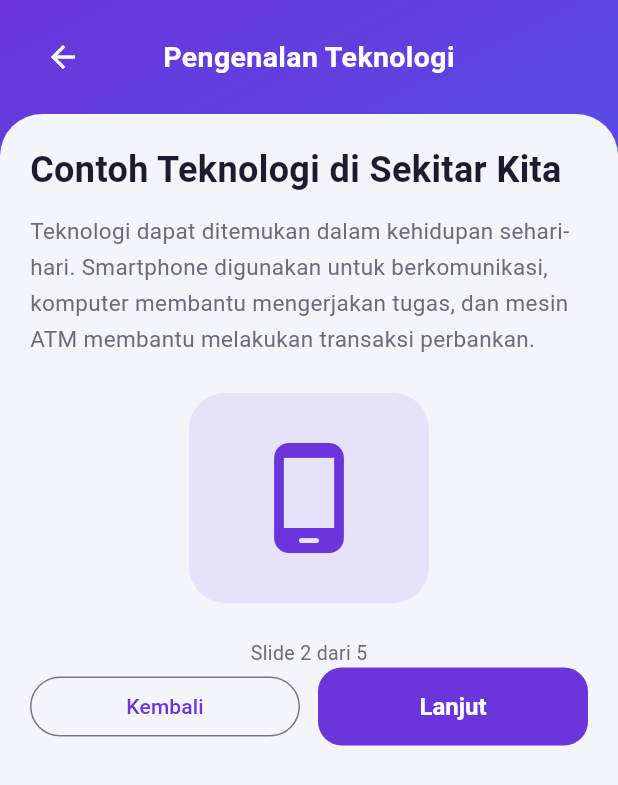
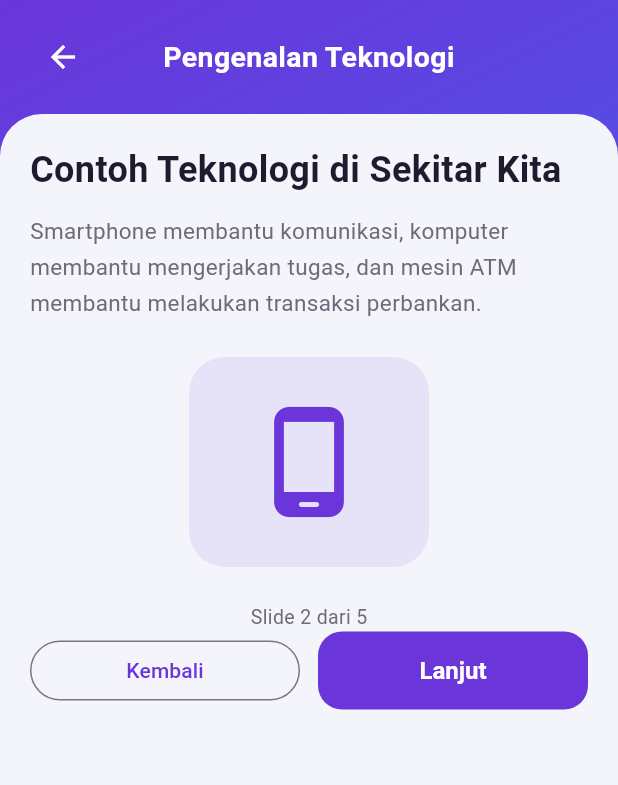
Before and after one commit to Shaniaafni08/TechMate, a Flutter app: the MateriBelajarPage screen opened directly with sample values from the repository, after a tap on "Lanjut", on a phone screen of 412 x 824 dp. Shown: the top 785 px of the screen. Run offline on Flutter 3.47's test engine with Material 3 defaults, Android fonts, the phone set to English and light mode, and no system bars; our stand-ins replace audioplayers, shared_preferences; accounts and stored records are empty.

Commit message:
halaman materi

```diff
--- a/lib/pages/materi_belajar_page.dart
+++ b/lib/pages/materi_belajar_page.dart
@@ -5,6 +5,7 @@ import '../widgets/gradient_scaffold.dart';
 import '../models/materi_model.dart';
 
 import 'package:audioplayers/audioplayers.dart';
+import 'package:shared_preferences/shared_preferences.dart';
 
 // Mengubah halaman menjadi StatefulWidget
 // agar isi materi bisa berpindah slide.
@@ -26,6 +27,13 @@ class _MateriBelajarPageState extends State<MateriBelajarPage> {
     super.dispose();
   }
 
+  // REVISI 25: Memuat slide sesuai topik pilihan
+@override
+void initState() {
+  super.initState();
+  _slides = _buatSlides(widget.materi.judul);
+}
+
   int _slideAktif = 0;
   // Menimpan jawaban aktivitas
   int? _jawabanDipilih;
@@ -38,31 +46,36 @@ class _MateriBelajarPageState extends State<MateriBelajarPage> {
     await _audioPlayer.play(AssetSource(namaFile));
   }
 
-// REVISI 22: Materi Pengenalan Teknologi
-final List<Map<String, dynamic>> _slides = [
+// REVISI 25: Daftar slide mengikuti subbab yang dipilih
+late final List<Map<String, dynamic>> _slides;
+
+  // REVISI 26: Memilih materi sesuai subbab
+  List<Map<String, dynamic>> _buatSlides(String judul) {
+    switch (judul) {
+      case 'Pengenalan Teknologi':
+        return [
           {
             'judul': 'Pengertian Teknologi',
             'isi':
                 'Teknologi adalah penerapan ilmu pengetahuan '
                 'untuk membantu manusia menyelesaikan pekerjaan '
-        'dan memenuhi kebutuhan. Contohnya adalah komputer, '
+                'dan memenuhi kebutuhan. Contohnya komputer, '
                 'smartphone, dan internet.',
             'ikon': Icons.devices_rounded,
           },
           {
             'judul': 'Contoh Teknologi di Sekitar Kita',
             'isi':
-        'Teknologi dapat ditemukan dalam kehidupan sehari-hari. '
-        'Smartphone digunakan untuk berkomunikasi, komputer '
-        'membantu mengerjakan tugas, dan mesin ATM membantu '
-        'melakukan transaksi perbankan.',
+                'Smartphone membantu komunikasi, komputer '
+                'membantu mengerjakan tugas, dan mesin ATM '
+                'membantu melakukan transaksi perbankan.',
             'ikon': Icons.phone_android_rounded,
           },
           {
             'jenis': 'aktivitas',
-    'judul': 'Aktivitas Interaktif',
+            'judul': 'Aktivitas 1: Mengenal Teknologi',
             'isi':
-        'Manakah contoh teknologi yang dapat digunakan '
+                'Manakah contoh teknologi yang digunakan '
                 'untuk berkomunikasi jarak jauh?',
             'pilihan': [
               'Smartphone',
@@ -76,23 +89,180 @@ final List<Map<String, dynamic>> _slides = [
           {
             'judul': 'Manfaat Teknologi',
             'isi':
-        'Teknologi membantu manusia berkomunikasi, '
-        'belajar, bekerja, dan mencari informasi. Dalam '
-        'pembelajaran, teknologi dapat digunakan untuk '
-        'mengakses materi, menonton video edukasi, dan '
-        'mengerjakan latihan soal.',
+                'Teknologi membantu manusia belajar, bekerja, '
+                'berkomunikasi, dan mencari informasi. Teknologi '
+                'perlu digunakan secara bijak dan bertanggung jawab.',
             'ikon': Icons.lightbulb_rounded,
           },
           {
             'judul': 'Menggunakan Teknologi dengan Bijak',
             'isi':
-        'Teknologi harus digunakan secara bijak dan '
-        'bertanggung jawab. Gunakan perangkat untuk '
-        'kegiatan yang bermanfaat, periksa kebenaran '
-        'informasi, dan jaga privasi saat menggunakan internet.',
+                'Periksa kebenaran informasi, jaga data pribadi, '
+                'dan gunakan perangkat untuk kegiatan yang '
+                'bermanfaat.',
             'ikon': Icons.verified_user_rounded,
           },
         ];
+
+      case 'Sistem Komputer':
+        return [
+          {
+            'judul': 'Pengertian Sistem Komputer',
+            'isi':
+                'Sistem komputer terdiri dari komponen yang '
+                'bekerja sama untuk mengolah data menjadi informasi. '
+                'Komponen utamanya meliputi hardware, software, '
+                'dan brainware.',
+            'ikon': Icons.computer_rounded,
+          },
+          {
+            'judul': 'Hardware (Perangkat Keras)',
+            'isi':
+                'Hardware adalah bagian fisik komputer yang '
+                'dapat dilihat atau disentuh, seperti monitor, '
+                'keyboard, mouse, dan printer.',
+            'ikon': Icons.desktop_windows_rounded,
+          },
+          {
+            'jenis': 'aktivitas',
+            'judul': 'Aktivitas: Mengenal Hardware',
+            'isi': 'Manakah yang termasuk perangkat keras?',
+            'pilihan': [
+              'Keyboard',
+              'Microsoft Word',
+              'Windows',
+              'Google Chrome',
+            ],
+            'jawabanBenar': 0,
+            'ikon': Icons.quiz_rounded,
+          },
+          {
+            'judul': 'Software (Perangkat Lunak)',
+            'isi':
+                'Software adalah program atau instruksi yang '
+                'digunakan komputer untuk menjalankan tugas. '
+                'Contohnya sistem operasi dan aplikasi pengolah kata.',
+            'ikon': Icons.apps_rounded,
+          },
+          {
+            'judul': 'Brainware (Pengguna)',
+            'isi':
+                'Brainware adalah orang yang menggunakan atau '
+                'mengelola komputer, misalnya siswa, guru, '
+                'programmer, dan teknisi.',
+            'ikon': Icons.person_rounded,
+          },
+        ];
+
+      case 'Jaringan dan Internet':
+        return [
+          {
+            'judul': 'Pengertian Jaringan Komputer',
+            'isi':
+                'Jaringan komputer menghubungkan dua atau lebih '
+                'perangkat agar dapat berkomunikasi dan berbagi data.',
+            'ikon': Icons.lan_rounded,
+          },
+          {
+            'judul': 'Mengenal Internet',
+            'isi':
+                'Internet menghubungkan banyak jaringan komputer '
+                'sehingga pengguna dapat mencari informasi, '
+                'berkomunikasi, dan mengakses layanan digital.',
+            'ikon': Icons.language_rounded,
+          },
+          {
+            'jenis': 'aktivitas',
+            'judul': 'Aktivitas: Jaringan Komputer',
+            'isi':
+                'Jaringan yang biasanya menghubungkan komputer '
+                'dalam satu laboratorium sekolah disebut apa?',
+            'pilihan': ['LAN', 'WAN', 'MAN', 'PAN'],
+            'jawabanBenar': 0,
+            'ikon': Icons.quiz_rounded,
+          },
+        ];
+
+      case 'Keamanan Digital':
+        return [
+          {
+            'judul': 'Pengertian Keamanan Digital',
+            'isi':
+                'Keamanan digital merupakan upaya melindungi '
+                'perangkat, akun, dan informasi pribadi dari '
+                'akses atau tindakan yang tidak diinginkan.',
+            'ikon': Icons.security_rounded,
+          },
+          {
+            'judul': 'Melindungi Akun',
+            'isi':
+                'Gunakan kata sandi yang kuat dan berbeda untuk '
+                'setiap akun. Jangan membagikan kata sandi atau '
+                'kode OTP kepada orang lain.',
+            'ikon': Icons.lock_rounded,
+          },
+          {
+            'jenis': 'aktivitas',
+            'judul': 'Aktivitas: Keamanan Akun',
+            'isi':
+                'Apa tindakan yang paling aman untuk melindungi akun?',
+            'pilihan': [
+              'Membagikan kata sandi kepada teman',
+              'Menggunakan kata sandi yang kuat',
+              'Memakai kata sandi 123456',
+              'Membagikan kode OTP',
+            ],
+            'jawabanBenar': 1,
+            'ikon': Icons.quiz_rounded,
+          },
+        ];
+
+      case 'Artificial Intelligence':
+      case 'Artificial Intelligence (AI)':
+        return [
+          {
+            'judul': 'Pengertian Artificial Intelligence',
+            'isi':
+                'Artificial Intelligence (AI) atau kecerdasan '
+                'buatan merupakan teknologi yang memungkinkan '
+                'komputer melakukan tugas tertentu, seperti '
+                'mengenali pola dan memahami bahasa.',
+            'ikon': Icons.smart_toy_rounded,
+          },
+          {
+            'judul': 'Contoh Penggunaan AI',
+            'isi':
+                'AI dapat digunakan pada chatbot, penerjemah '
+                'otomatis, sistem rekomendasi, dan pengenalan suara.',
+            'ikon': Icons.psychology_rounded,
+          },
+          {
+            'jenis': 'aktivitas',
+            'judul': 'Aktivitas: Mengenal AI',
+            'isi': 'Manakah contoh penggunaan AI?',
+            'pilihan': [
+              'Chatbot yang menjawab pertanyaan',
+              'Penggaris biasa',
+              'Buku cetak',
+              'Kursi belajar',
+            ],
+            'jawabanBenar': 0,
+            'ikon': Icons.quiz_rounded,
+          },
+        ];
+
+      default:
+        return [
+          {
+            'judul': 'Materi Belum Tersedia',
+            'isi':
+                'Materi untuk subbab ini sedang disiapkan.',
+            'ikon': Icons.menu_book_rounded,
+          },
+        ];
+    }
+  }
+
 
 
   @override
--- a/pubspec.yaml
+++ b/pubspec.yaml
@@ -35,6 +35,7 @@ dependencies:
   # Use with the CupertinoIcons class for iOS style icons.
   cupertino_icons: ^1.0.8
   audioplayers: ^6.8.1
+  shared_preferences: ^2.5.3
 
 dev_dependencies:
   flutter_test:
```
Also changed, not shown: pubspec.lock, 1 other file. Lines whose indentation alone changed are shown as unchanged.
